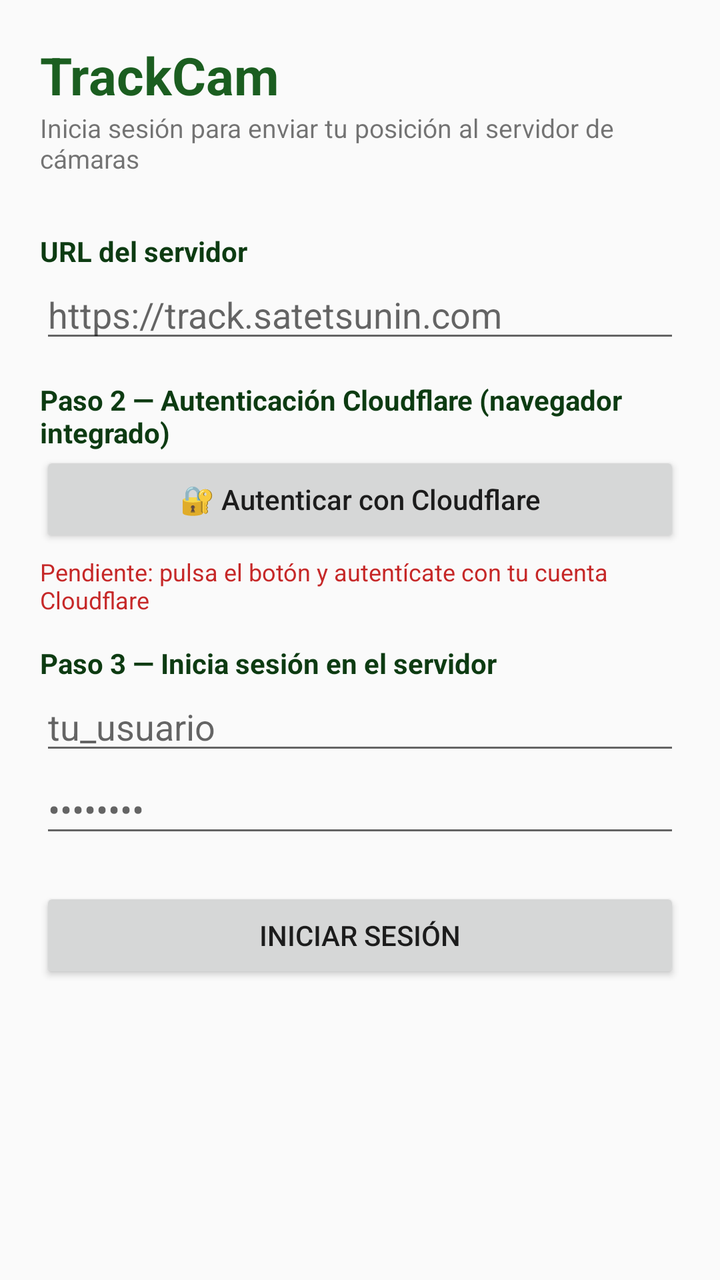
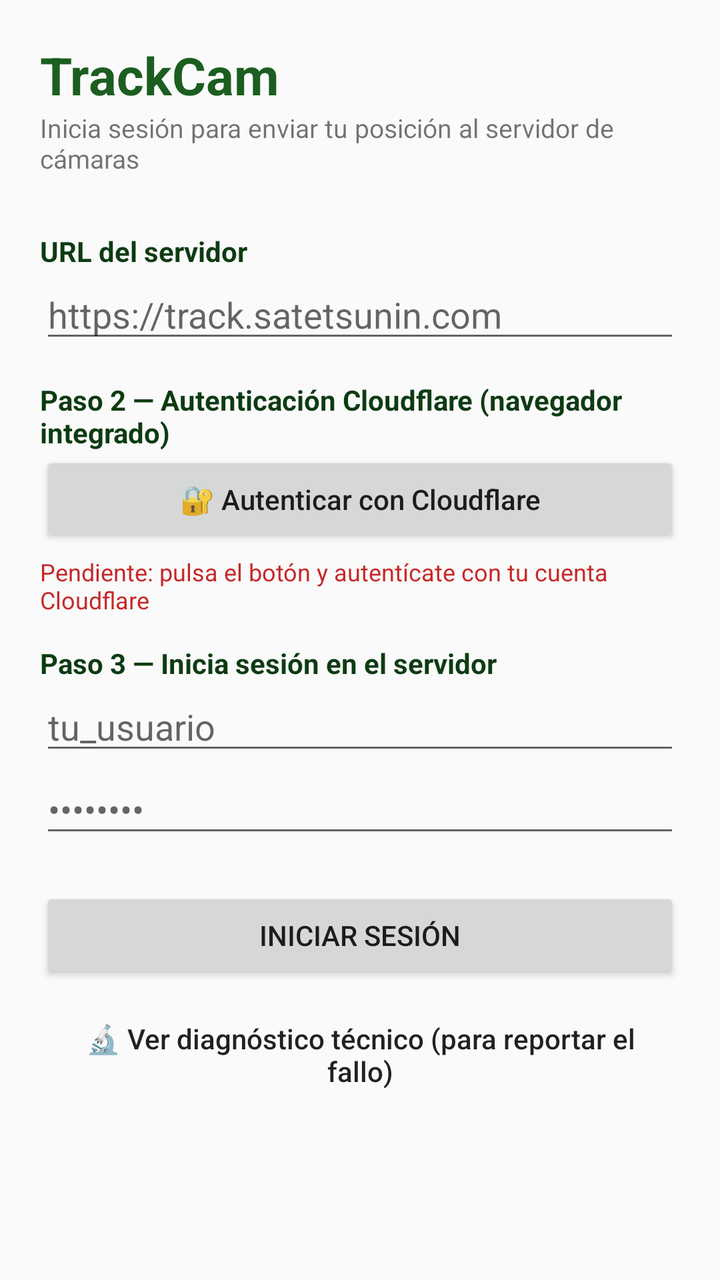

Before-and-after screenshots of an Android layout around one commit, followed by the original layout XML and the change that was made.
<!-- AndroidManifest.xml: application theme Theme.TrackCam -->
<!-- res/layout/activity_login.xml -->
<?xml version="1.0" encoding="utf-8"?>
<ScrollView xmlns:android="http://schemas.android.com/apk/res/android"
    android:layout_width="match_parent"
    android:layout_height="match_parent"
    android:fillViewport="true">

    <LinearLayout
        android:layout_width="match_parent"
        android:layout_height="wrap_content"
        android:orientation="vertical"
        android:padding="20dp">

        <TextView
            android:layout_width="wrap_content"
            android:layout_height="wrap_content"
            android:text="@string/app_name"
            android:textColor="@color/primary"
            android:textSize="26sp"
            android:textStyle="bold" />

        <TextView
            android:layout_width="wrap_content"
            android:layout_height="wrap_content"
            android:layout_marginBottom="16dp"
            android:text="@string/login_subtitulo"
            android:textSize="13sp" />

        
        <TextView
            style="@style/Label"
            android:text="@string/lbl_url" />

        <EditText
            android:id="@+id/etUrl"
            android:layout_width="match_parent"
            android:layout_height="wrap_content"
            android:autofillHints="url"
            android:hint="@string/hint_url"
            android:inputType="textUri"
            android:singleLine="true" />

        
        <TextView
            style="@style/Label"
            android:layout_marginTop="14dp"
            android:text="@string/lbl_paso_cf" />

        <Button
            android:id="@+id/btnCf"
            android:layout_width="match_parent"
            android:layout_height="wrap_content"
            android:text="@string/btn_autenticar_cf"
            android:textAllCaps="false" />

        <TextView
            android:id="@+id/tvCfEstado"
            android:layout_width="match_parent"
            android:layout_height="wrap_content"
            android:layout_marginTop="4dp"
            android:text="@string/cf_pendiente"
            android:textColor="@color/warn_red"
            android:textSize="12sp" />

        
        <TextView
            style="@style/Label"
            android:layout_marginTop="14dp"
            android:text="@string/lbl_paso_login" />

        <EditText
            android:id="@+id/etUser"
            android:layout_width="match_parent"
            android:layout_height="wrap_content"
            android:autofillHints="username"
            android:hint="@string/hint_usuario"
            android:inputType="text"
            android:singleLine="true" />

        <EditText
            android:id="@+id/etPass"
            android:layout_width="match_parent"
            android:layout_height="wrap_content"
            android:autofillHints="password"
            android:hint="@string/hint_password"
            android:imeOptions="actionDone"
            android:inputType="textPassword"
            android:singleLine="true" />

        
        <TextView
            android:id="@+id/tvError"
            android:layout_width="match_parent"
            android:layout_height="wrap_content"
            android:layout_marginTop="12dp"
            android:textColor="@color/warn_red"
            android:textSize="14sp"
            android:visibility="gone" />

        <Button
            android:id="@+id/btnLogin"
            android:layout_width="match_parent"
            android:layout_height="wrap_content"
            android:layout_marginTop="20dp"
            android:text="@string/btn_login" />

    </LinearLayout>
</ScrollView>
<!-- resources referenced by this layout -->
<resources>
  <color name="primary">#1B5E20</color>
  <color name="warn_red">#C62828</color>
  <string name="app_name">TrackCam</string>
  <string name="btn_autenticar_cf">🔐 Autenticar con Cloudflare</string>
  <string name="btn_login">INICIAR SESIÓN</string>
  <string name="cf_pendiente">Pendiente: pulsa el botón y autentícate con tu cuenta Cloudflare</string>
  <string name="hint_password">••••••••</string>
  <string name="hint_url">https://track.satetsunin.com</string>
  <string name="hint_usuario">tu_usuario</string>
  <string name="lbl_paso_cf">Paso 2 — Autenticación Cloudflare (navegador integrado)</string>
  <string name="lbl_paso_login">Paso 3 — Inicia sesión en el servidor</string>
  <string name="lbl_url">URL del servidor</string>
  <string name="login_subtitulo">Inicia sesión para enviar tu posición al servidor de cámaras</string>
  <style name="Label">
          <item name="android:layout_width">wrap_content</item>
          <item name="android:layout_height">wrap_content</item>
          <item name="android:textSize">14sp</item>
          <item name="android:textStyle">bold</item>
          <item name="android:layout_marginTop">12dp</item>
          <item name="android:textColor">@color/primary_dark</item>
      </style>
  <style name="Theme.TrackCam" parent="Theme.AppCompat.Light.DarkActionBar">
          <item name="colorPrimary">@color/primary</item>
          <item name="colorPrimaryDark">@color/primary_dark</item>
          <item name="colorAccent">@color/accent</item>
      </style>
  <color name="primary_dark">#0D3B12</color>
  <color name="accent">#FF8F00</color>
</resources>

<!-- the commit's change to res/layout/activity_login.xml (unified diff, before → after) -->
@@ -103,5 +103,25 @@
             android:layout_marginTop="20dp"
             android:text="@string/btn_login" />
 
+        
+        <TextView
+            android:id="@+id/tvDebug"
+            android:layout_width="match_parent"
+            android:layout_height="wrap_content"
+            android:layout_marginTop="10dp"
+            android:fontFamily="monospace"
+            android:textColor="#8b949e"
+            android:textSize="10sp"
+            android:visibility="gone" />
+
+        <Button
+            android:id="@+id/btnDebug"
+            android:layout_width="match_parent"
+            android:layout_height="wrap_content"
+            android:layout_marginTop="8dp"
+            android:text="@string/btn_debug"
+            android:textAllCaps="false"
+            style="@style/Widget.AppCompat.Button.Borderless" />
+
     </LinearLayout>
 </ScrollView>
<!-- resource entries referenced after the edit -->
@@ -4,7 +4,8 @@
   <color name="warn_red">#C62828</color>
   <string name="app_name">TrackCam</string>
   <string name="btn_autenticar_cf">🔐 Autenticar con Cloudflare</string>
-  <string name="btn_login">INICIAR SESIÓN</string>
+  <string name="btn_debug">🔬 Ver diagnóstico técnico (para reportar el fallo)</string>
+  <string name="btn_login">Iniciar sesión</string>
   <string name="cf_pendiente">Pendiente: pulsa el botón y autentícate con tu cuenta Cloudflare</string>
   <string name="hint_password">••••••••</string>
   <string name="hint_url">https://track.satetsunin.com</string>
